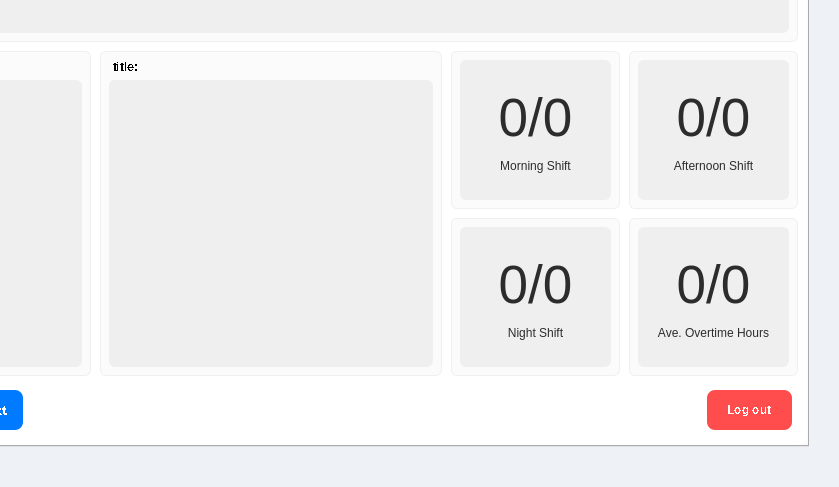
The window that EALS UI/v0.7/ui/admin.ui (maeven-tapa/cpet8_group8_workspace) describes before a commit, drawn with Qt 5; both pictures show x 322 to 1161 and y 354 to 841 of the 1161 by 841 pixel window.
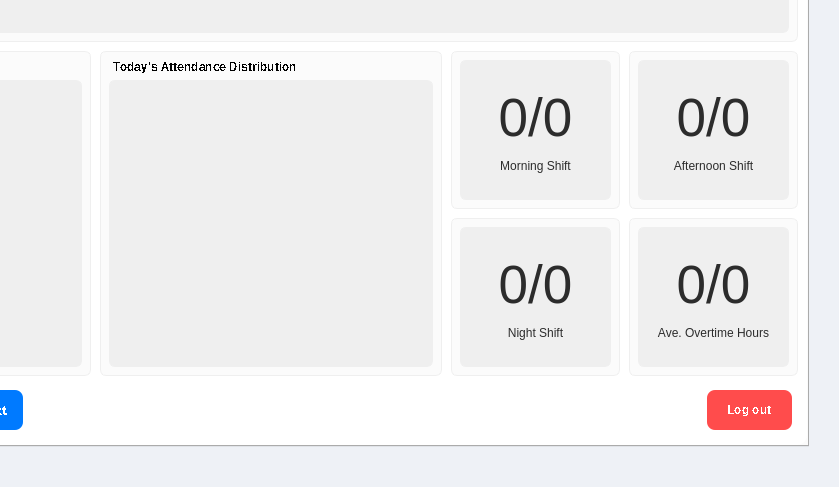
The same window after the commit. Icons and pictures are not drawn.

Commit message: Refactor attendance chart labels and update UI element names for clarity

```diff
--- a/EALS UI/v0.7/ui/admin.ui
+++ b/EALS UI/v0.7/ui/admin.ui
@@ -514,7 +514,7 @@
                       <number>0</number>
                      </property>
                      <item row="0" column="0">
-                      <widget class="QLabel" name="label_32">
+                      <widget class="QLabel" name="morning_shift_lbl">
                        <property name="font">
                         <font>
                          <pointsize>40</pointsize>
@@ -739,7 +739,7 @@
                       </widget>
                      </item>
                      <item row="1" column="0">
-                      <widget class="QLabel" name="label_40">
+                      <widget class="QLabel" name="label_32">
                        <property name="text">
                         <string>Ave. Overtime Hours</string>
                        </property>
@@ -872,7 +872,7 @@
                      <string notr="true">border: none;</string>
                     </property>
                     <property name="text">
-                     <string>title:</string>
+                     <string>Today's Attendance Distribution</string>
                     </property>
                     <property name="indent">
                      <number>4</number>
```
Left out of the diff: 6 changed lines with no effect on the pictures. The commit also changes 1 other file.
